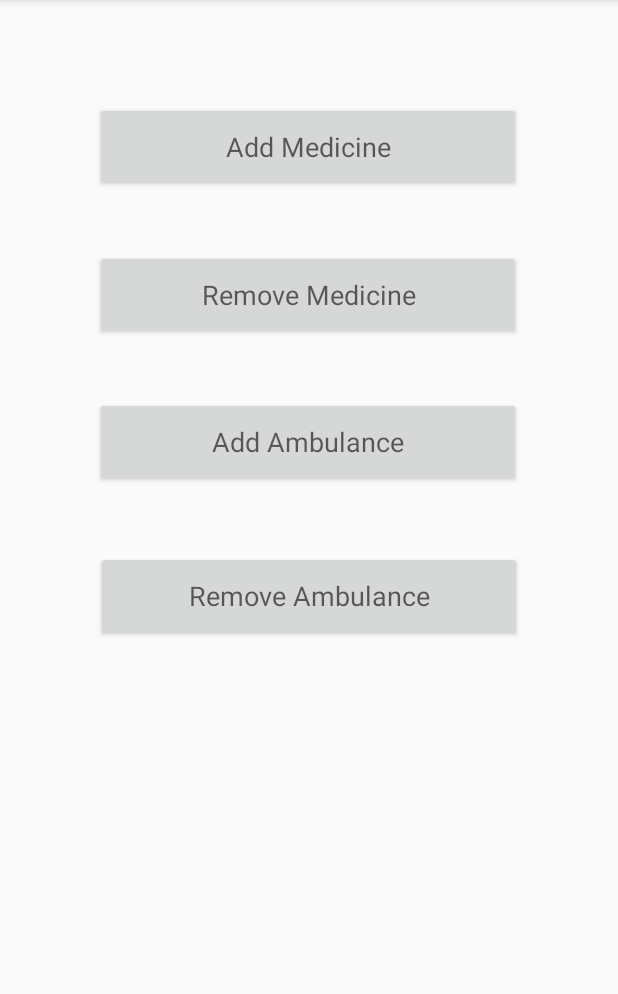
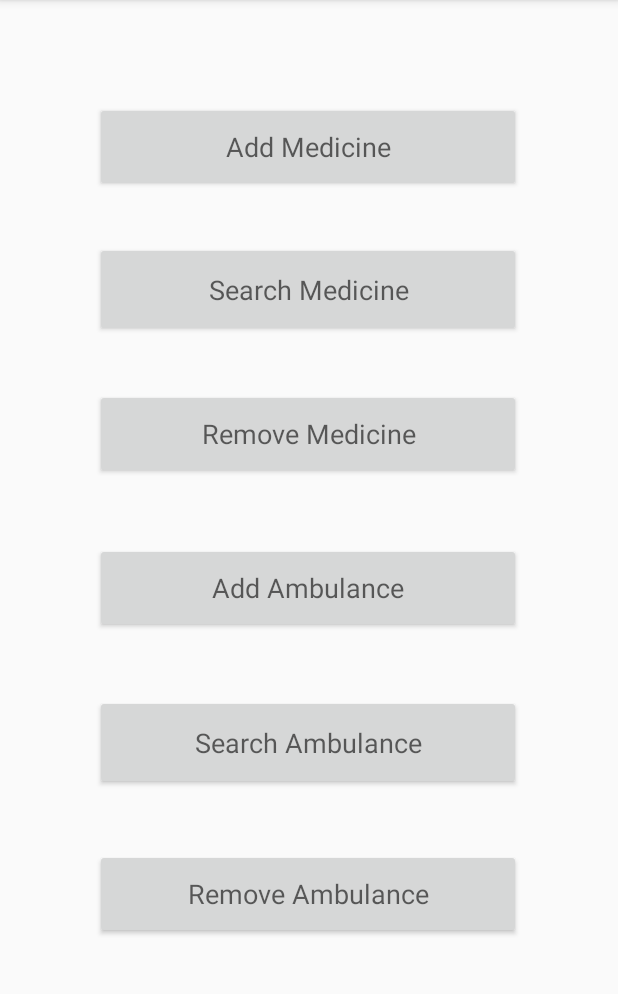
Before and after one commit to wakil026/Mediant, an Android app: the HomeAdminActivity screen opened directly, with no data from a screen before it, on a phone screen of 412 x 824 dp, the part 84-1078 px from its top. Run offline under Robolectric (Android 15) with nearby library versions, the light colour scheme and no system bars.

Commit message:
searchView and spinner for ambulance

```diff
--- a/app/src/main/AndroidManifest.xml
+++ b/app/src/main/AndroidManifest.xml
@@ -9,7 +9,9 @@
         android:roundIcon="@mipmap/ic_launcher_round"
         android:supportsRtl="true"
         android:theme="@style/AppTheme">
-        <activity android:name=".AddMedicineActivity"></activity>
+        <activity android:name=".SearchAmbulanceActivity"></activity>
+        <activity android:name=".SearchMedicineActivity" />
+        <activity android:name=".AddMedicineActivity" />
         <activity android:name=".MyMedicineActivity" />
         <activity android:name=".HomeAdminActivity" />
         <activity android:name=".AllMedicineActivity" />
--- a/app/src/main/java/com/example/mediant/HomeAdminActivity.java
+++ b/app/src/main/java/com/example/mediant/HomeAdminActivity.java
@@ -9,7 +9,7 @@ import android.widget.Button;
 
 public class HomeAdminActivity extends AppCompatActivity {
 
-    Button addMedicine, removeMedicine, addAmbulance, removeAmbulance;
+    Button addMedicine, removeMedicine, searchMedicine, searchAmbulance, addAmbulance, removeAmbulance;
 
 
     @Override
@@ -21,6 +21,8 @@ public class HomeAdminActivity extends AppCompatActivity {
         removeMedicine = (Button) findViewById(R.id.removemedicine_button);
         addAmbulance = (Button) findViewById(R.id.Addambulance_button);
         removeAmbulance = (Button) findViewById(R.id.removeambulance_button);
+        searchAmbulance = (Button) findViewById(R.id.button_search_ambu);
+        searchMedicine = (Button) findViewById(R.id.button_search_medicine);
 
         addMedicine.setOnClickListener(new View.OnClickListener() {
             @Override
@@ -39,6 +41,20 @@ public class HomeAdminActivity extends AppCompatActivity {
         });
 
 
+        searchMedicine.setOnClickListener(new View.OnClickListener() {
+            @Override
+            public void onClick(View view) {
+                searchingMedicine();
+            }
+        });
+
+
+        searchAmbulance.setOnClickListener(new View.OnClickListener() {
+            @Override
+            public void onClick(View view) {
+                searchingAmbulance();
+            }
+        });
 
         addAmbulance.setOnClickListener(new View.OnClickListener() {
             @Override
@@ -59,12 +75,21 @@ public class HomeAdminActivity extends AppCompatActivity {
     }
 
     public void addingmedicine() {
-        Intent intent = new Intent(this, AddMedicineActivity.class);
-        startActivity(intent);
+
     }
 
     public void removingmedicine(){
 
+    }
+
+    public void searchingMedicine(){
+        Intent intent = new Intent(this, SearchMedicineActivity.class);
+        startActivity(intent);
+    }
+
+    public void searchingAmbulance(){
+        Intent intent = new Intent(this, SearchAmbulanceActivity.class);
+        startActivity(intent);
     }
 
     public void addingambulance(){
--- a/app/src/main/res/layout/activity_home_admin.xml
+++ b/app/src/main/res/layout/activity_home_admin.xml
@@ -29,10 +29,8 @@
         android:layout_width="284dp"
         android:layout_height="60dp"
         android:layout_marginStart="8dp"
-        android:layout_marginLeft="8dp"
         android:layout_marginTop="8dp"
         android:layout_marginEnd="8dp"
-        android:layout_marginRight="8dp"
         android:layout_marginBottom="8dp"
         android:text="Remove Medicine"
         android:textAppearance="@style/TextAppearance.AppCompat.Medium"
@@ -41,17 +39,15 @@
         app:layout_constraintHorizontal_bias="0.495"
         app:layout_constraintStart_toStartOf="parent"
         app:layout_constraintTop_toTopOf="parent"
-        app:layout_constraintVertical_bias="0.229" />
+        app:layout_constraintVertical_bias="0.363" />
 
     <Button
         android:id="@+id/Addambulance_button"
         android:layout_width="284dp"
         android:layout_height="60dp"
         android:layout_marginStart="8dp"
-        android:layout_marginLeft="8dp"
         android:layout_marginTop="8dp"
         android:layout_marginEnd="8dp"
-        android:layout_marginRight="8dp"
         android:layout_marginBottom="8dp"
         android:text="Add Ambulance"
         android:textAppearance="@style/TextAppearance.AppCompat.Medium"
@@ -60,23 +56,56 @@
         app:layout_constraintHorizontal_bias="0.495"
         app:layout_constraintStart_toStartOf="parent"
         app:layout_constraintTop_toTopOf="parent"
-        app:layout_constraintVertical_bias="0.371" />
+        app:layout_constraintVertical_bias="0.512" />
 
     <Button
         android:id="@+id/removeambulance_button"
         android:layout_width="284dp"
         android:layout_height="60dp"
         android:layout_marginStart="8dp"
-        android:layout_marginLeft="8dp"
         android:layout_marginTop="8dp"
         android:layout_marginEnd="8dp"
-        android:layout_marginRight="8dp"
         android:text="Remove Ambulance"
         android:textAppearance="@style/TextAppearance.AppCompat.Medium"
         app:layout_constraintBottom_toBottomOf="parent"
         app:layout_constraintEnd_toEndOf="parent"
+        app:layout_constraintHorizontal_bias="0.495"
         app:layout_constraintStart_toStartOf="parent"
         app:layout_constraintTop_toTopOf="parent"
-        app:layout_constraintVertical_bias="0.513" />
+        app:layout_constraintVertical_bias="0.797" />
+
+    <Button
+        android:id="@+id/button_search_medicine"
+        android:layout_width="284dp"
+        android:layout_height="63dp"
+        android:layout_marginStart="8dp"
+        android:layout_marginTop="8dp"
+        android:layout_marginEnd="8dp"
+        android:layout_marginBottom="8dp"
+        android:text="Search Medicine"
+        android:textAppearance="@style/TextAppearance.AppCompat.Medium"
+        app:layout_constraintBottom_toBottomOf="parent"
+        app:layout_constraintEnd_toEndOf="parent"
+        app:layout_constraintHorizontal_bias="0.495"
+        app:layout_constraintStart_toStartOf="parent"
+        app:layout_constraintTop_toTopOf="parent"
+        app:layout_constraintVertical_bias="0.223" />
+
+    <Button
+        android:id="@+id/button_search_ambu"
+        android:layout_width="284dp"
+        android:layout_height="63dp"
+        android:layout_marginStart="8dp"
+        android:layout_marginTop="8dp"
+        android:layout_marginEnd="8dp"
+        android:layout_marginBottom="8dp"
+        android:text="Search Ambulance"
+        android:textAppearance="@style/TextAppearance.AppCompat.Medium"
+        app:layout_constraintBottom_toBottomOf="parent"
+        app:layout_constraintEnd_toEndOf="parent"
+        app:layout_constraintHorizontal_bias="0.495"
+        app:layout_constraintStart_toStartOf="parent"
+        app:layout_constraintTop_toTopOf="parent"
+        app:layout_constraintVertical_bias="0.661" />
 
 </androidx.constraintlayout.widget.ConstraintLayout>
--- a/app/src/main/res/values/strings.xml
+++ b/app/src/main/res/values/strings.xml
@@ -7,4 +7,9 @@
     <string name="username">Username</string>
     <string name="sign_up">Sign Up</string>
     <string name="are_you_already_registered_sign_in">Are you already registered? Sign in?</string>
+    <string-array name="Searching_Ambulance">
+        <item>City</item>
+        <item>Name</item>
+        <item>Contact Number</item>
+    </string-array>
 </resources>
--- a/build.gradle
+++ b/build.gradle
@@ -7,7 +7,7 @@ buildscript {
 
     }
     dependencies {
-        classpath 'com.android.tools.build:gradle:3.5.0'
+        classpath 'com.android.tools.build:gradle:3.4.2'
         classpath 'com.google.gms:google-services:4.2.0'
 
         // NOTE: Do not place your application dependencies here; they belong
```
Also changed, not shown: app/src/main/java/com/example/mediant/SearchAmbulanceActivity.java (added, +48 -0 lines), app/src/main/java/com/example/mediant/SearchMedicineActivity.java (added, +14 -0 lines), app/src/main/res/layout/activity_search_ambulance.xml (added, +55 -0 lines), app/src/main/res/layout/activity_search_medicine.xml (added, +9 -0 lines), 2 other files.
